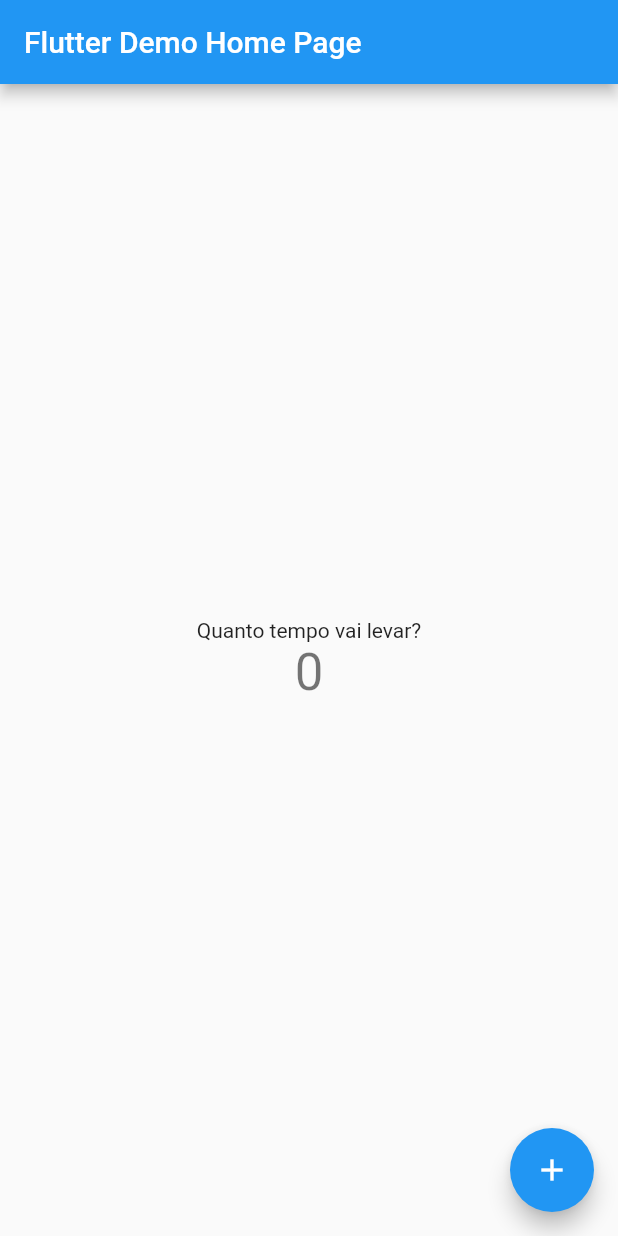
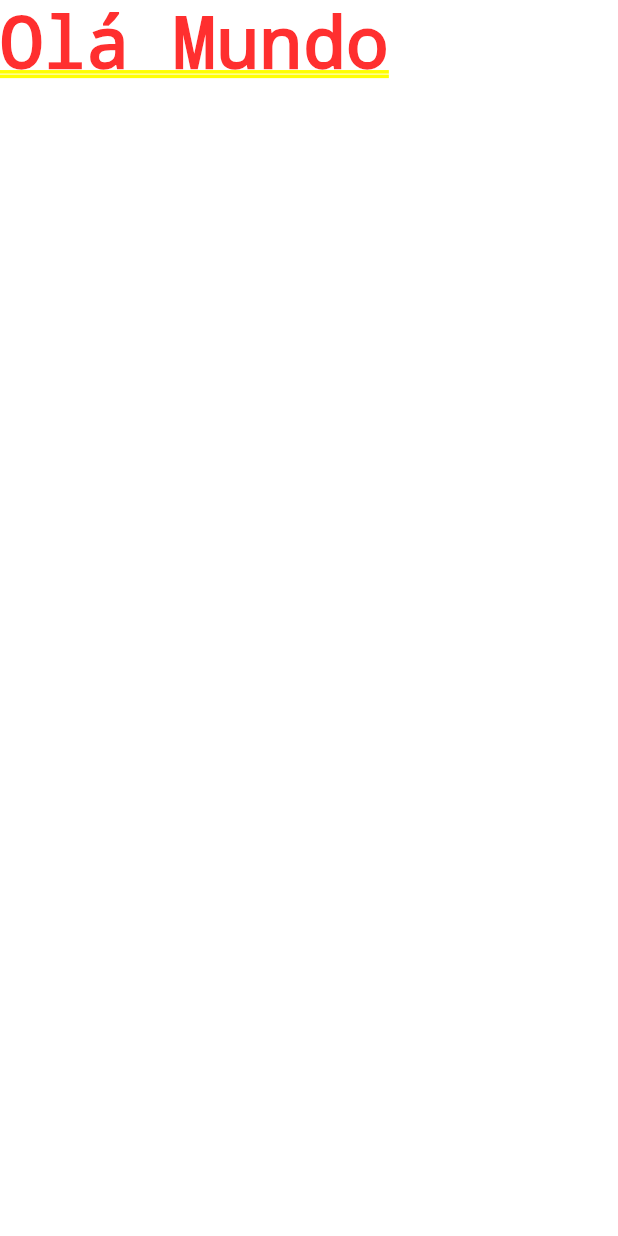
Before and after one commit to Thejuniordev/eu_sou_rico, a Flutter app: the screen it shows after launch, on a phone screen of 412 x 824 dp. Run offline on Flutter 3.47's test engine with Material 2 defaults, Android fonts, the phone set to English and light mode, and no system bars.

Commit message:
New home

```diff
--- a/lib/main.dart
+++ b/lib/main.dart
@@ -1,115 +1,5 @@
 import 'package:flutter/material.dart';
 
 void main() {
-  runApp(const MyApp());
+  runApp(MaterialApp(home: Text('Olá Mundo')));
 }
-
-class MyApp extends StatelessWidget {
-  const MyApp({Key? key}) : super(key: key);
-
-  // This widget is the root of your application.
-  @override
-  Widget build(BuildContext context) {
-    return MaterialApp(
-      title: 'Flutter Demo',
-      theme: ThemeData(
-        // This is the theme of your application.
-        //
-        // Try running your application with "flutter run". You'll see the
-        // application has a blue toolbar. Then, without quitting the app, try
-        // changing the primarySwatch below to Colors.green and then invoke
-        // "hot reload" (press "r" in the console where you ran "flutter run",
-        // or simply save your changes to "hot reload" in a Flutter IDE).
-        // Notice that the counter didn't reset back to zero; the application
-        // is not restarted.
-        primarySwatch: Colors.blue,
-      ),
-      home: const MyHomePage(title: 'Flutter Demo Home Page'),
-    );
-  }
-}
-
-class MyHomePage extends StatefulWidget {
-  const MyHomePage({Key? key, required this.title}) : super(key: key);
-
-  // This widget is the home page of your application. It is stateful, meaning
-  // that it has a State object (defined below) that contains fields that affect
-  // how it looks.
-
-  // This class is the configuration for the state. It holds the values (in this
-  // case the title) provided by the parent (in this case the App widget) and
-  // used by the build method of the State. Fields in a Widget subclass are
-  // always marked "final".
-
-  final String title;
-
-  @override
-  State<MyHomePage> createState() => _MyHomePageState();
-}
-
-class _MyHomePageState extends State<MyHomePage> {
-  int _counter = 0;
-
-  void _incrementCounter() {
-    setState(() {
-      // This call to setState tells the Flutter framework that something has
-      // changed in this State, which causes it to rerun the build method below
-      // so that the display can reflect the updated values. If we changed
-      // _counter without calling setState(), then the build method would not be
-      // called again, and so nothing would appear to happen.
-      _counter++;
-    });
-  }
-
-  @override
-  Widget build(BuildContext context) {
-    // This method is rerun every time setState is called, for instance as done
-    // by the _incrementCounter method above.
-    //
-    // The Flutter framework has been optimized to make rerunning build methods
-    // fast, so that you can just rebuild anything that needs updating rather
-    // than having to individually change instances of widgets.
-    return Scaffold(
-      appBar: AppBar(
-        // Here we take the value from the MyHomePage object that was created by
-        // the App.build method, and use it to set our appbar title.
-        title: Text(widget.title),
-      ),
-      body: Center(
-        // Center is a layout widget. It takes a single child and positions it
-        // in the middle of the parent.
-        child: Column(
-          // Column is also a layout widget. It takes a list of children and
-          // arranges them vertically. By default, it sizes itself to fit its
-          // children horizontally, and tries to be as tall as its parent.
-          //
-          // Invoke "debug painting" (press "p" in the console, choose the
-          // "Toggle Debug Paint" action from the Flutter Inspector in Android
-          // Studio, or the "Toggle Debug Paint" command in Visual Studio Code)
-          // to see the wireframe for each widget.
-          //
-          // Column has various properties to control how it sizes itself and
-          // how it positions its children. Here we use mainAxisAlignment to
-          // center the children vertically; the main axis here is the vertical
-          // axis because Columns are vertical (the cross axis would be
-          // horizontal).
-          mainAxisAlignment: MainAxisAlignment.center,
-          children: <Widget>[
-            const Text(
-              'Quanto tempo vai levar?',
-            ),
-            Text(
-              '$_counter',
-              style: Theme.of(context).textTheme.headline4,
-            ),
-          ],
-        ),
-      ),
-      floatingActionButton: FloatingActionButton(
-        onPressed: _incrementCounter,
-        tooltip: 'Increment',
-        child: const Icon(Icons.add),
-      ), // This trailing comma makes auto-formatting nicer for build methods.
-    );
-  }
-}
```
Also changed, not shown: 1 other file.
